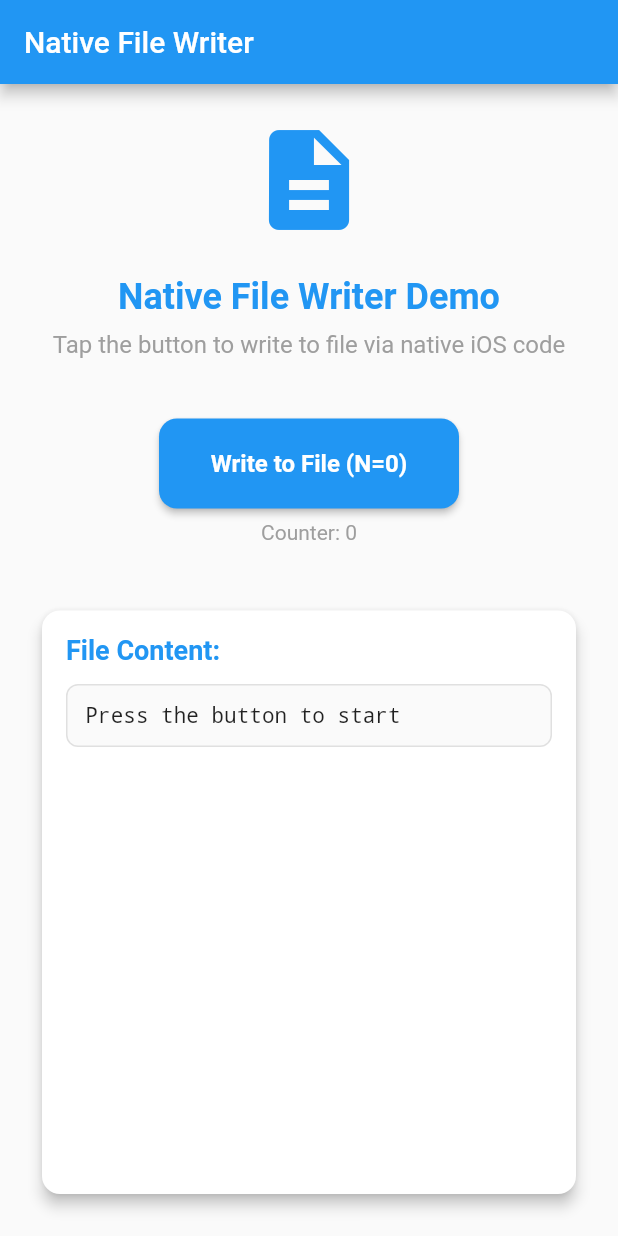
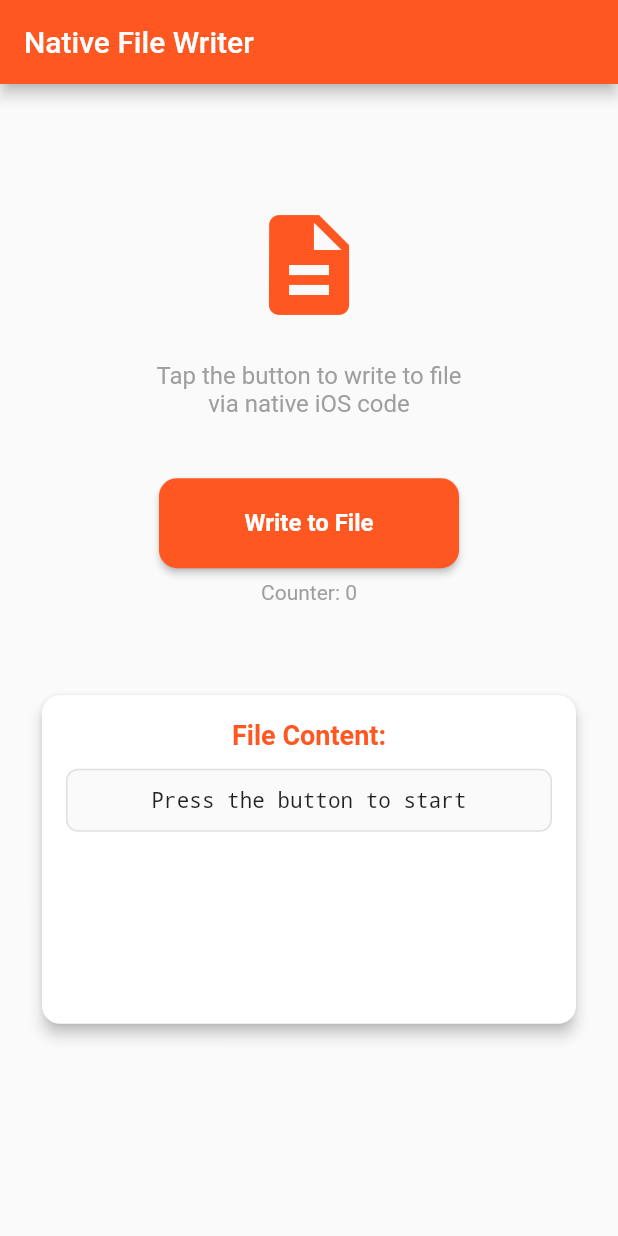
Before and after one commit to VladKodletov/native_file_writer, a Flutter app: the screen it shows after launch, on a phone screen of 412 x 824 dp. Run offline on Flutter 3.47's test engine with Material 3 defaults, Android fonts, the phone set to English and light mode, and no system bars; our stand-ins replace equatable, flutter_bloc.

Commit message:
finish platform part code

```diff
--- a/lib/features/file_writer/presentation/pages/file_writer_page.dart
+++ b/lib/features/file_writer/presentation/pages/file_writer_page.dart
@@ -3,7 +3,6 @@ import 'package:flutter_bloc/flutter_bloc.dart';
 import 'package:native_file_writer/features/file_writer/presentation/bloc/file_writer_bloc.dart';
 import 'package:native_file_writer/features/file_writer/presentation/widgets/counter_button.dart';
 import 'package:native_file_writer/features/file_writer/presentation/widgets/file_content_display.dart';
-
 
 class FileWriterPage extends StatelessWidget {
   const FileWriterPage({super.key});
@@ -13,7 +12,7 @@ class FileWriterPage extends StatelessWidget {
     return Scaffold(
       appBar: AppBar(
         title: const Text('Native File Writer'),
-        backgroundColor: Colors.blue,
+        backgroundColor: Colors.deepOrange,
         foregroundColor: Colors.white,
       ),
       body: Padding(
@@ -23,23 +22,15 @@ class FileWriterPage extends StatelessWidget {
             return Column(
               mainAxisAlignment: MainAxisAlignment.center,
               children: [
+                const Expanded(flex: 2, child: SizedBox()),
                 const Icon(
                   Icons.description,
                   size: 80,
-                  color: Colors.blue,
+                  color: Colors.deepOrange,
                 ),
                 const SizedBox(height: 24),
                 const Text(
-                  'Native File Writer Demo',
-                  style: TextStyle(
-                    fontSize: 24,
-                    fontWeight: FontWeight.bold,
-                    color: Colors.blue,
-                  ),
-                ),
-                const SizedBox(height: 8),
-                const Text(
-                  'Tap the button to write to file via native iOS code',
+                  'Tap the button to write to file\nvia native iOS code',
                   textAlign: TextAlign.center,
                   style: TextStyle(
                     fontSize: 16,
@@ -48,19 +39,26 @@ class FileWriterPage extends StatelessWidget {
                 ),
                 const SizedBox(height: 40),
                 CounterButton(
-                  onPressed: () => context.read<FileWriterBloc>().add(const WriteToFileEvent()),
+                  onPressed: () => context
+                      .read<FileWriterBloc>()
+                      .add(const WriteToFileEvent()),
                   isLoading: state is FileWriterLoading,
                   counter: state is FileWriterSuccess ? state.counter : 0,
                 ),
-                const SizedBox(height: 40),
+                const Expanded(flex: 2, child: SizedBox()),
                 Expanded(
+                  flex: 8,
                   child: FileContentDisplay(
-                    content: state is FileWriterSuccess ? state.fileContent :
-                            state is FileWriterInitial ? 'Press the button to start' :
-                            state is FileWriterError ? 'Error: ${state.message}' :
-                            'Loading...',
+                    content: state is FileWriterSuccess
+                        ? state.fileContent
+                        : state is FileWriterInitial
+                            ? 'Press the button to start'
+                            : state is FileWriterError
+                                ? 'Error: ${state.message}'
+                                : 'Loading...',
                   ),
                 ),
+                const Expanded(flex: 4, child: SizedBox())
               ],
             );
           },
--- a/lib/features/file_writer/presentation/widgets/counter_button.dart
+++ b/lib/features/file_writer/presentation/widgets/counter_button.dart
@@ -22,7 +22,7 @@ class CounterButton extends StatelessWidget {
           child: ElevatedButton(
             onPressed: isLoading ? null : onPressed,
             style: ElevatedButton.styleFrom(
-              backgroundColor: Colors.blue,
+              backgroundColor: Colors.deepOrange,
               shape: RoundedRectangleBorder(
                 borderRadius: BorderRadius.circular(12),
               ),
@@ -36,9 +36,9 @@ class CounterButton extends StatelessWidget {
                       valueColor: AlwaysStoppedAnimation(Colors.white),
                     ),
                   )
-                : Text(
-                    'Write to File (N=$counter)',
-                    style: const TextStyle(
+                : const Text(
+                    'Write to File ',
+                    style: TextStyle(
                       fontSize: 16,
                       fontWeight: FontWeight.bold,
                       color: Colors.white,
--- a/lib/features/file_writer/presentation/widgets/file_content_display.dart
+++ b/lib/features/file_writer/presentation/widgets/file_content_display.dart
@@ -18,19 +18,20 @@ class FileContentDisplay extends StatelessWidget {
       child: Padding(
         padding: const EdgeInsets.all(16.0),
         child: Column(
-          crossAxisAlignment: CrossAxisAlignment.start,
+          crossAxisAlignment: CrossAxisAlignment.center,
           children: [
             const Text(
               'File Content:',
               style: TextStyle(
                 fontSize: 18,
                 fontWeight: FontWeight.bold,
-                color: Colors.blue,
+                color: Colors.deepOrange,
               ),
             ),
             const SizedBox(height: 12),
             Container(
               width: double.infinity,
+              alignment: Alignment.center,
               padding: const EdgeInsets.all(12),
               decoration: BoxDecoration(
                 color: Colors.grey[50],
--- a/lib/main.dart
+++ b/lib/main.dart
@@ -39,7 +39,7 @@ class MyApp extends StatelessWidget {
         child: MaterialApp(
           title: 'Native File Writer',
           theme: ThemeData(
-            primarySwatch: Colors.blue,
+            primarySwatch: Colors.deepOrange,
             useMaterial3: false,
           ),
           home: const FileWriterPage(),
```
Also changed, not shown: 3 other files.
